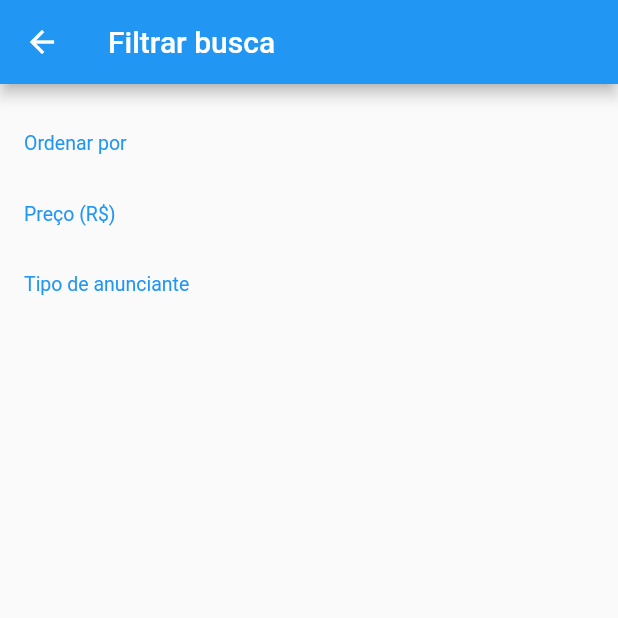
After one commit to Ancora/my-xlo, a Flutter app: the FilterScreen screen opened directly, on a phone screen of 412 x 824 dp, the top half of it. The commit adds this screen. Run offline on Flutter 3.47's test engine with Material 2 defaults, Android fonts, the phone set to English and light mode, and no system bars; our stand-ins replace rxdart.

Commit message:
272-7-Tela de Filtros.

```diff
--- /dev/null
+++ b/lib/screens/filter/filter_screen.dart
@@ -0,0 +1,35 @@
+import 'package:flutter/material.dart';
+import 'package:myxlo/screens/filter/widgets/section_title.dart';
+
+class FilterScreen extends StatefulWidget {
+  @override
+  _FilterScreenState createState() => _FilterScreenState();
+}
+
+class _FilterScreenState extends State<FilterScreen> {
+  final GlobalKey<FormState> _formKey = GlobalKey<FormState>();
+
+  @override
+  Widget build(BuildContext context) {
+    return Scaffold(
+      appBar: AppBar(
+        title: const Text('Filtrar busca'),
+      ),
+      body: Stack(
+        children: <Widget>[
+          Form(
+            key: _formKey,
+            child: ListView(
+              padding: const EdgeInsets.all(16),
+              children: <Widget>[
+                const SectionTitle(title: 'Ordenar por'),
+                const SectionTitle(title: 'Preço (R\$)'),
+                const SectionTitle(title: 'Tipo de anunciante'),
+              ],
+            ),
+          ),
+        ],
+      ),
+    );
+  }
+}
--- /dev/null
+++ b/lib/screens/filter/widgets/section_title.dart
@@ -0,0 +1,22 @@
+import 'package:flutter/material.dart';
+
+class SectionTitle extends StatelessWidget {
+  final String title;
+
+  const SectionTitle({this.title});
+
+  @override
+  Widget build(BuildContext context) {
+    return Padding(
+      padding: const EdgeInsets.symmetric(vertical: 16),
+      child: Text(
+        title,
+        style: TextStyle(
+          color: Colors.blue,
+          fontSize: 13,
+          fontWeight: FontWeight.w400,
+        ),
+      ),
+    );
+  }
+}
--- a/lib/screens/home/widgets/top_bar.dart
+++ b/lib/screens/home/widgets/top_bar.dart
@@ -1,4 +1,5 @@
 import 'package:flutter/material.dart';
+import 'package:myxlo/screens/filter/filter_screen.dart';
 import 'package:myxlo/screens/home/widgets/bar_button.dart';
 
 class TopBar extends StatelessWidget {
@@ -33,7 +34,13 @@ class TopBar extends StatelessWidget {
                 ),
               ),
             ),
-            onPressed: () {},
+            onPressed: () {
+              Navigator.of(context).push(
+                MaterialPageRoute(
+                  builder: (context) => FilterScreen(),
+                ),
+              );
+            },
           ),
         ],
       ),
```
